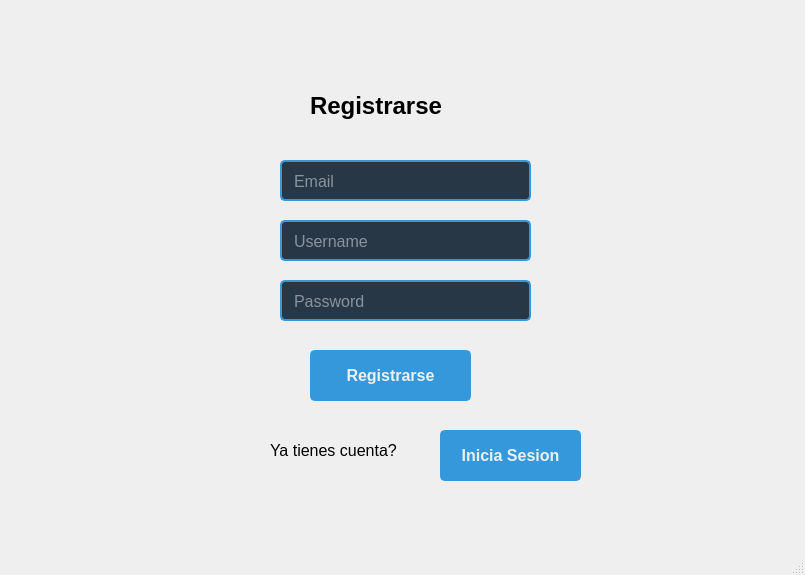
The window that plantillas/pantallaPrincipal.ui (c4rlos-m/proyecto) describes before a commit, drawn with Qt 5.
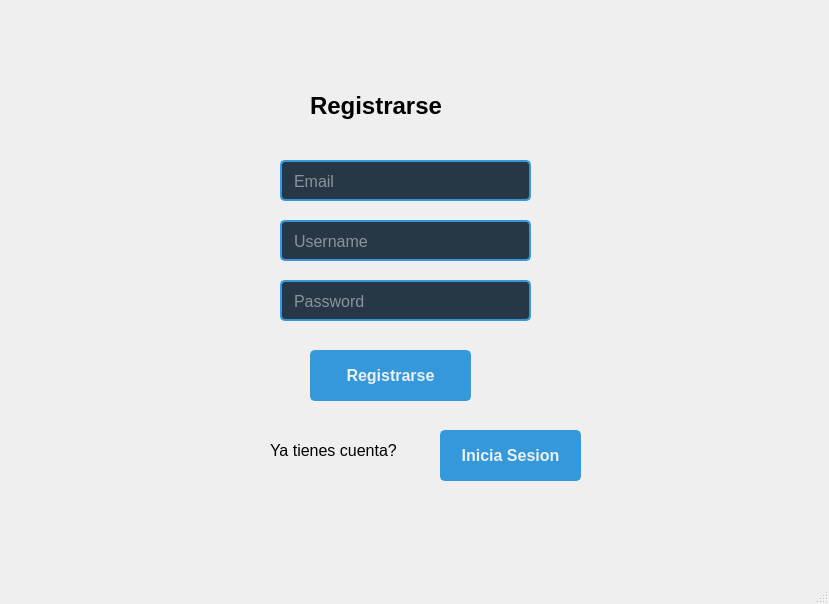
The same window after the commit.

What changed in the file:
```diff
--- a/plantillas/pantallaPrincipal.ui
+++ b/plantillas/pantallaPrincipal.ui
@@ -6,8 +6,8 @@
    <rect>
     <x>0</x>
     <y>0</y>
-    <width>805</width>
-    <height>575</height>
+    <width>829</width>
+    <height>604</height>
    </rect>
   </property>
   <property name="windowTitle">
```
Left out of the diff: 2 changed lines with no effect on the pictures.
